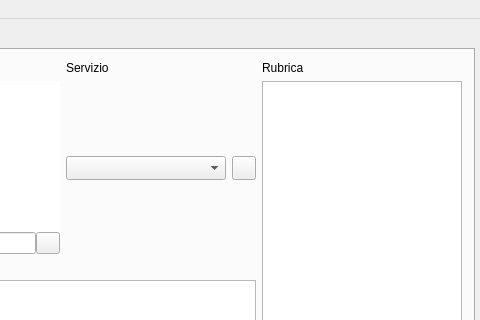
Before: the Qt Designer form mainjacksms.ui in freesmee/freesmee-desktop, drawn with Qt 5; both pictures show x 335 to 815 and y 0 to 320 of the 815 by 477 pixel window.
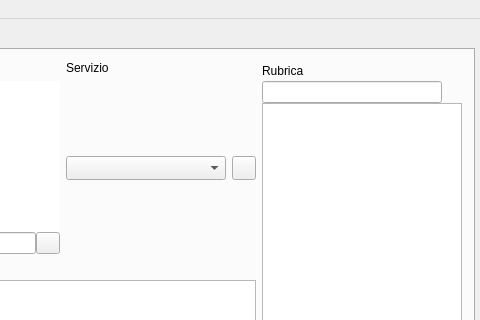
After: the same form once the commit is applied. Icons and pictures are not drawn. Custom widgets are drawn as their Qt base class.

Commit message:
- Evitato il crash sull'invio dei messaggi se la rete non è disponibile. (da testare) - Sistemata API streamer per usare HTTP /1.1 - Reintrodotto (su richiesta di Dark) il filtro nomi sulla rubrica veloce - Visualizzazione dei destinatari nella lista anche se il destinatario è uno solo (in questo modo si possono fare gli invii multipli anche sollo dalla gui principale)
extra : convert_revision : svn%3A7363d3a4-9750-e393-0ab5-40250ee986cf/trunk%4088

```diff
--- a/mainjacksms.ui
+++ b/mainjacksms.ui
@@ -732,16 +732,104 @@
               </item>
               <item row="1" column="2">
                <layout class="QVBoxLayout" name="verticalLayout_2">
+                <property name="spacing">
+                 <number>0</number>
+                </property>
                 <property name="sizeConstraint">
                  <enum>QLayout::SetDefaultConstraint</enum>
                 </property>
                 <item>
                  <widget class="QLabel" name="label_7">
+                  <property name="sizePolicy">
+                   <sizepolicy hsizetype="Preferred" vsizetype="Fixed">
+                    <horstretch>0</horstretch>
+                    <verstretch>20</verstretch>
+                   </sizepolicy>
+                  </property>
+                  <property name="minimumSize">
+                   <size>
+                    <width>0</width>
+                    <height>20</height>
+                   </size>
+                  </property>
+                  <property name="maximumSize">
+                   <size>
+                    <width>16777215</width>
+                    <height>20</height>
+                   </size>
+                  </property>
                   <property name="text">
                    <string>Rubrica</string>
                   </property>
                  </widget>
                 </item>
+                <item>
+                 <layout class="QHBoxLayout" name="horizontalLayout_17">
+                  <property name="spacing">
+                   <number>0</number>
+                  </property>
+                  <property name="topMargin">
+                   <number>0</number>
+                  </property>
+                  <item>
+                   <widget class="QLineEdit" name="RicercaVeloce">
+                    <property name="sizePolicy">
+                     <sizepolicy hsizetype="Fixed" vsizetype="Fixed">
+                      <horstretch>180</horstretch>
+                      <verstretch>0</verstretch>
+                     </sizepolicy>
+                    </property>
+                    <property name="maximumSize">
+                     <size>
+                      <width>300</width>
+                      <height>16777215</height>
+                     </size>
+                    </property>
+                   </widget>
+                  </item>
+                  <item>
+                   <widget class="QPushButton" name="RicercaVeloceButton">
+                    <property name="enabled">
+                     <bool>false</bool>
+                    </property>
+                    <property name="sizePolicy">
+                     <sizepolicy hsizetype="Fixed" vsizetype="Fixed">
+                      <horstretch>20</horstretch>
+                      <verstretch>20</verstretch>
+                     </sizepolicy>
+                    </property>
+                    <property name="minimumSize">
+                     <size>
+                      <width>20</width>
+                      <height>20</height>
+                     </size>
+                    </property>
+                    <property name="maximumSize">
+                     <size>
+                      <width>20</width>
+                      <height>20</height>
+                     </size>
+                    </property>
+                    <property name="text">
+                     <string/>
+                    </property>
+                    <property name="icon">
+                     <iconset resource="resources.qrc">
+                      <normaloff>:/resource/findd.png</normaloff>:/resource/findd.png</iconset>
+                    </property>
+                    <property name="iconSize">
+                     <size>
+                      <width>20</width>
+                      <height>20</height>
+                     </size>
+                    </property>
+                    <property name="flat">
+                     <bool>true</bool>
+                    </property>
+                   </widget>
+                  </item>
+                 </layout>
+                </item>
                 <item>
                  <widget class="QListWidget" name="RubricaVeloce">
                   <property name="sizePolicy">
```
Left out of the diff: 2 changed lines with no effect on the pictures. The commit also changes 10 other files.
